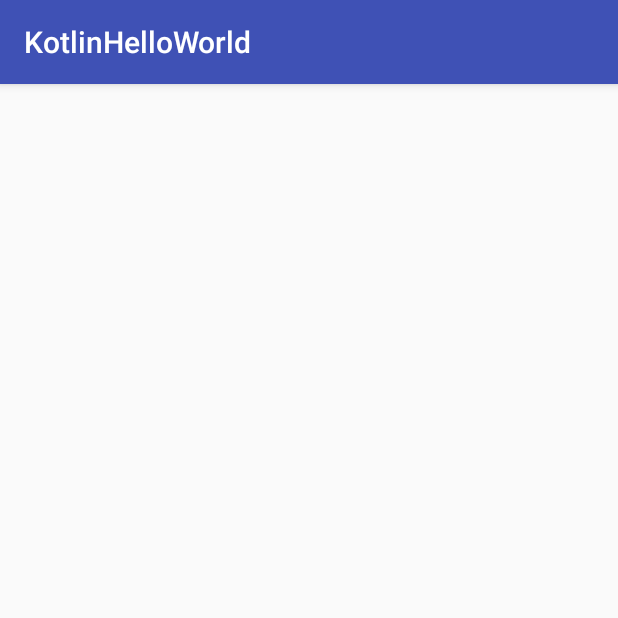
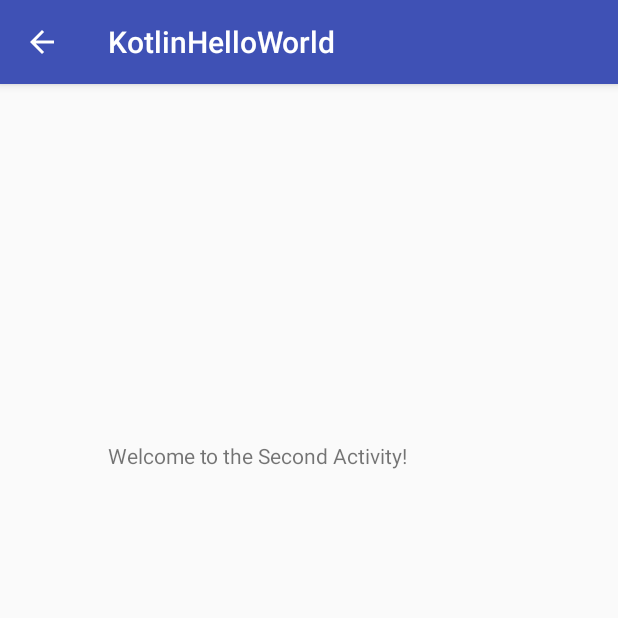
Before and after one commit to christophrrb/KotlinHelloWorld, an Android app: the SecondActivity screen opened directly, with no data from a screen before it, on a phone screen of 412 x 824 dp, the top half of it. Run offline under Robolectric (Android 15) with nearby library versions, the light colour scheme and no system bars; 1 statement that could not run was skipped.

Commit message:
The text in the text field now gets transferred to the second activity! There is also an on-click listener in the code now. It's on @+id/button4.

```diff
--- a/app/src/main/java/com/example/christophrrb/SecondActivity.kt
+++ b/app/src/main/java/com/example/christophrrb/kotlinhelloworld/SecondActivity.kt
@@ -3,12 +3,19 @@ package com.example.christophrrb.kotlinhelloworld
 import android.support.v7.app.AppCompatActivity
 import android.os.Bundle
 import android.app.Activity
+import android.content.Intent
 import com.example.christophrrb.kotlinhelloworld.R
+import kotlinx.android.synthetic.main.activity_second.*
 
 class SecondActivity : AppCompatActivity() {
 
     override fun onCreate(savedInstanceState: Bundle?) {
         super.onCreate(savedInstanceState)
         setContentView(R.layout.activity_second)
+
+        val intent: Intent = getIntent();
+        var bundle: Bundle = intent.getExtras();
+
+        textView2.text = bundle.get("dato").toString() ?: "Couldn't receive text from previous activity."
     }
 }
--- a/app/src/main/res/layout/activity_second.xml
+++ b/app/src/main/res/layout/activity_second.xml
@@ -1,9 +1,29 @@
 <?xml version="1.0" encoding="utf-8"?>
-<android.support.constraint.ConstraintLayout xmlns:android="http://schemas.android.com/apk/res/android"
+
+
+<RelativeLayout
+    android:layout_width="344dp"
+    android:layout_height="495dp"
+    tools:layout_editor_absoluteY="8dp"
+    tools:layout_editor_absoluteX="8dp"
+    tools:context="com.example.christophrrb.kotlinhelloworld.SecondActivity"
     xmlns:app="http://schemas.android.com/apk/res-auto"
     xmlns:tools="http://schemas.android.com/tools"
-    android:layout_width="match_parent"
-    android:layout_height="match_parent"
-    tools:context="com.example.christophrrb.kotlinhelloworld.SecondActivity">
+    xmlns:android="http://schemas.android.com/apk/res/android">
 
-</android.support.constraint.ConstraintLayout>
+    <TextView
+        android:id="@+id/textView"
+        android:layout_width="wrap_content"
+        android:layout_height="wrap_content"
+        android:layout_centerHorizontal="true"
+        android:layout_centerVertical="true"
+        android:text="@string/second_activity" />
+
+    <TextView
+        android:id="@+id/textView2"
+        android:layout_width="wrap_content"
+        android:layout_height="wrap_content"
+        android:layout_below="@+id/textView"
+        android:layout_centerHorizontal="true"
+        android:layout_marginTop="15dp" />
+</RelativeLayout>
--- a/app/src/main/res/values/strings.xml
+++ b/app/src/main/res/values/strings.xml
@@ -4,4 +4,9 @@
     <string name="hello_world">Hello World</string>
     <string name="submit">Submit</string>
     <string name="toast">Mmm...</string>
+    <string name="go_to_second_activity">Second Activity</string>
+
+    <!--Second Activity-->
+    <string name="second_activity">Welcome to the Second Activity!</string>
+    <string name="alert">Alert</string>
 </resources>
```
Also changed, not shown: app/src/main/AndroidManifest.xml (+7 -1 lines), app/src/main/java/com/example/christophrrb/kotlinhelloworld/MainActivity.kt (+19 -2 lines), app/src/main/res/layout/activity_main.xml (+12 -0 lines).
